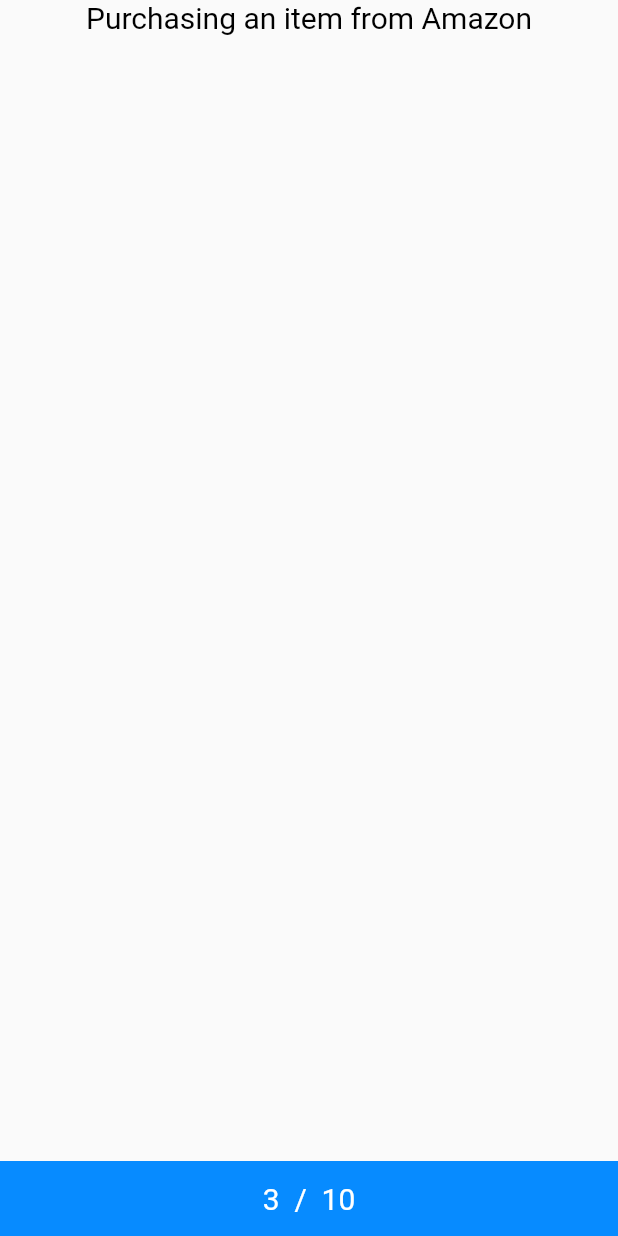
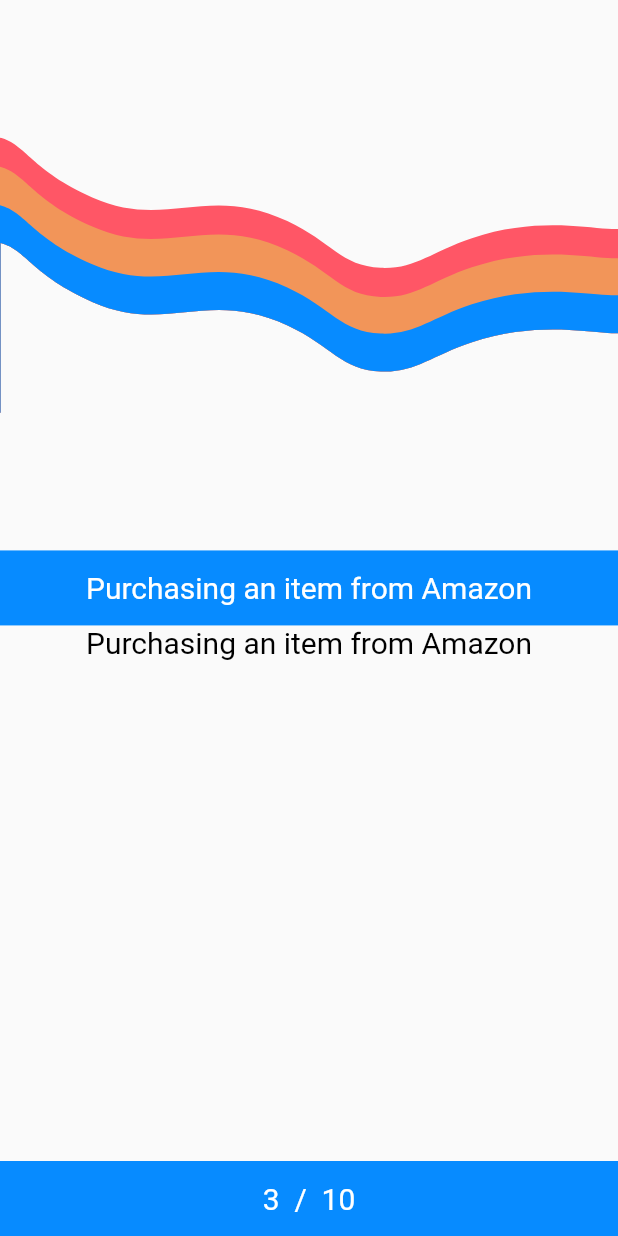
Before and after one commit to ssemtner/madeease_app, a Flutter app: the TutorialPage screen opened by its route, on a phone screen of 412 x 824 dp. Run offline on Flutter 3.47's test engine with Material 2 defaults, Android fonts, the light colour scheme and no system bars; our stand-ins replace firebase_auth, flutter_svg; accounts and stored records are empty; Roboto replaces fonts that are missing (Montserrat).

```diff
--- a/lib/main.dart
+++ b/lib/main.dart
@@ -22,7 +22,7 @@
       create: (_) => Auth(),
       child: MaterialApp(
         title: 'MadeEase',
-        initialRoute: '/test',
+        initialRoute: '/',
         routes: {
           '/': (context) => RootPage(),
           '/welcome': (context) => WelcomeScreen(),
--- a/lib/tutorial.dart
+++ b/lib/tutorial.dart
@@ -1,7 +1,6 @@
 import 'package:flutter/material.dart';
 import 'package:flutter_svg/flutter_svg.dart';
 import 'package:madeease_app/button.dart';
-import 'package:provider/provider.dart';
 
 class TutorialScreen extends StatelessWidget {
   @override
@@ -45,8 +44,24 @@
   Widget build(BuildContext context) {
     return Scaffold(
       body: Column(
-        mainAxisAlignment: MainAxisAlignment.spaceBetween,
+        mainAxisAlignment: MainAxisAlignment.spaceAround,
         children: <Widget>[
+          SvgPicture.asset(
+            '/assets/waves/white.svg',
+            width: MediaQuery.of(context).size.height,
+            placeholderBuilder: (context) => CircularProgressIndicator(),
+          ),
+          Container(
+            height: 50,
+            width: MediaQuery.of(context).size.width,
+            color: Theme.of(context).primaryColor,
+            child: Center(
+              child: Text(
+                tutorialName,
+                style: TextStyle(color: Colors.white, fontSize: 20.0),
+              ),
+            ),
+          ),
           Text(
             tutorialName,
             style: TextStyle(color: Colors.black, fontSize: 20.0),
@@ -54,6 +69,7 @@
           Row(
             children: <Widget>[Container()],
           ),
+          Spacer(),
           Container(
             height: 50,
             width: MediaQuery.of(context).size.width,
--- a/pubspec.yaml
+++ b/pubspec.yaml
@@ -23,7 +23,7 @@
 dependencies:
   flutter:
     sdk: flutter
-  flutter_svg: ^0.17.0
+  flutter_svg: ^0.18.0
   provider: ^4.1.3+1
   firebase_core: ^0.4.0+9
   firebase_analytics: ^5.0.2
```
Also changed, not shown: lib/login.dart (+9 -14 lines), pubspec.lock, 2 other files.
